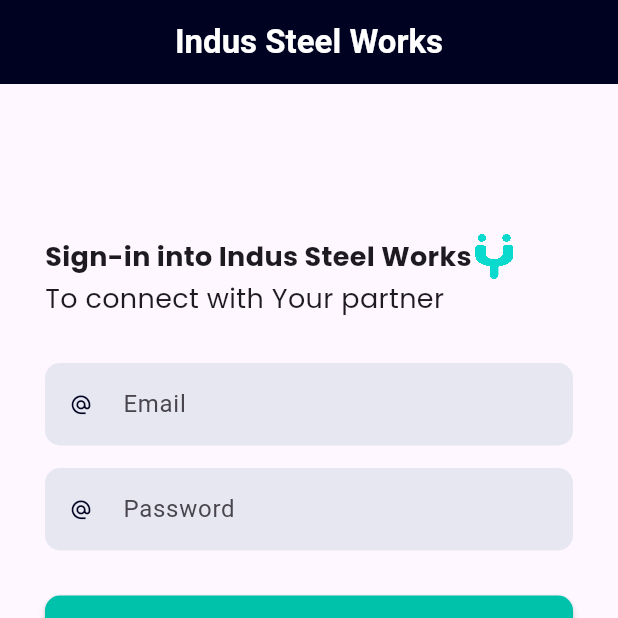
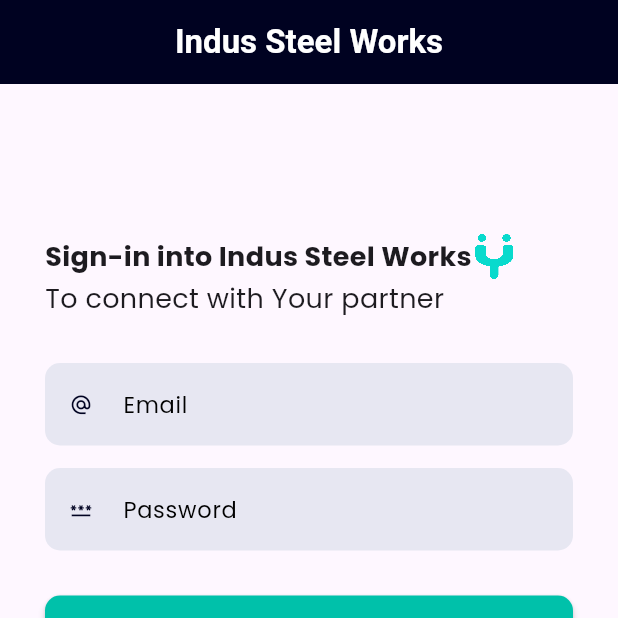
Before and after one commit to wahab-stack/Tyamo-app, a Flutter app: the screen it shows after launch, on a phone screen of 412 x 824 dp, the top half of it. Run offline on Flutter 3.47's test engine with Material 3 defaults, Android fonts, the phone set to English and light mode, and no system bars; our stand-ins replace google_fonts, rounded_loading_button_plus.

Commit message:
Reusable some code

```diff
--- a/lib/Views/Auth/login.dart
+++ b/lib/Views/Auth/login.dart
@@ -1,6 +1,8 @@
 import 'package:flutter/material.dart';
 import 'package:google_fonts/google_fonts.dart';
 import 'package:rounded_loading_button_plus/rounded_loading_button.dart';
+import 'package:tyamo/Views/Widgets/Auth/Auth_heading.dart';
+import 'package:tyamo/Views/Widgets/Auth/Auth_text_field.dart';
 
 void main() {
   runApp(Login());
@@ -33,79 +35,28 @@
         padding: const EdgeInsets.all(30),
         child: Column(
           children: [
-            Column(
-              mainAxisAlignment: MainAxisAlignment.start,
-              crossAxisAlignment: CrossAxisAlignment.start,
-              children: [
-                SizedBox(height: 70),
-                Row(
-                  children: [
-                    Text(
-                      "Sign-in into Indus Steel Works",
-                      style: GoogleFonts.poppins(
-                        fontSize: 18,
-                        fontWeight: FontWeight.bold,
-                      ),
-                    ),
-                    SizedBox(
-                      height: 30,
-                      width: 30,
-                      child: Image.asset(
-                        "assets/images/symbol.png",
-                        filterQuality: FilterQuality.high,
-                      ),
-                    ),
-                  ],
-                ),
-                Text(
-                  "To connect with Your partner",
-                  style: GoogleFonts.poppins(fontSize: 18),
-                ),
-              ],
+            new AuthHeading(
+              maintext: "Sign-in into Indus Steel Works",
+              subtext: "To connect with Your partner",
+              logo: "assets/images/symbol.png",
+              fontsize: 18,
+              logosize: 30,
             ),
             SizedBox(height: 30),
-            TextField(
-              textInputAction: TextInputAction.none,
-              textAlign: TextAlign.start,
+            AuthTextField(
+              size: 15,
+              icon: Icons.alternate_email,
+              keyboardType: TextInputType.emailAddress,
+              labelText: "Email",
               obscureText: false,
-              autofocus: false,
-              style: GoogleFonts.poppins(fontSize: 15),
-              keyboardType: TextInputType.emailAddress,
-              textAlignVertical: TextAlignVertical.center,
-              decoration: InputDecoration(
-                fillColor: Color(0xffE7E7F2),
-                filled: true,
-                prefixIcon: Icon(Icons.alternate_email, size: 15),
-                prefixIconColor: Color(0xff000221),
-                label: Text("Email"),
-                floatingLabelBehavior: FloatingLabelBehavior.never,
-                border: OutlineInputBorder(
-                  borderSide: BorderSide.none,
-                  borderRadius: BorderRadius.circular(10),
-                ),
-              ),
             ),
             SizedBox(height: 15),
-            TextField(
-              textInputAction: TextInputAction.none,
-              textAlign: TextAlign.start,
+            AuthTextField(
+              size: 15,
+              icon: Icons.password,
+              keyboardType: TextInputType.text,
+              labelText: "Password",
               obscureText: true,
-              autofocus: false,
-              style: GoogleFonts.poppins(fontSize: 15),
-              keyboardType: TextInputType.text,
-              textAlignVertical: TextAlignVertical.center,
-              decoration: InputDecoration(
-                fillColor: Color(0xffE7E7F2),
-                filled: true,
-                prefixIcon: Icon(Icons.alternate_email, size: 15),
-                prefixIconColor: Color(0xff000221),
-                label: Text("Password"),
-                floatingLabelBehavior: FloatingLabelBehavior.never,
-                border: OutlineInputBorder(
-                  borderSide: BorderSide.none,
-                  borderRadius: BorderRadius.circular(10),
-                ),
-              ),
             ),
             SizedBox(height: 30),
             RoundedLoadingButton(
--- /dev/null
+++ b/lib/Views/Auth/register.dart
@@ -0,0 +1,12 @@
+import 'package:flutter/material.dart';
+
+class Register extends StatelessWidget {
+  const Register({super.key});
+
+  @override
+  Widget build(BuildContext context) {
+    return Scaffold(
+
+    );
+  }
+}
--- /dev/null
+++ b/lib/Views/Widgets/Auth/Auth_heading.dart
@@ -0,0 +1,52 @@
+import 'package:flutter/material.dart';
+import 'package:google_fonts/google_fonts.dart';
+
+class AuthHeading extends StatelessWidget {
+  final String maintext;
+  final String subtext;
+  final String logo;
+  final double fontsize;
+  final double logosize;
+
+  AuthHeading({
+    required this.maintext,
+    required this.subtext,
+    required this.logo,
+    required this.fontsize,
+    required this.logosize,
+  });
+
+  @override
+  Widget build(BuildContext context) {
+    return Column(
+      mainAxisAlignment: MainAxisAlignment.start,
+      crossAxisAlignment: CrossAxisAlignment.start,
+      children: [
+        SizedBox(height: 70),
+        Row(
+          children: [
+            Text(
+              maintext,
+              style: GoogleFonts.poppins(
+                fontSize: fontsize,
+                fontWeight: FontWeight.bold,
+              ),
+            ),
+            SizedBox(
+              height: logosize,
+              width: logosize,
+              child: Image.asset(
+                "assets/images/symbol.png",
+                filterQuality: FilterQuality.high,
+              ),
+            ),
+          ],
+        ),
+        Text(
+          subtext,
+          style: GoogleFonts.poppins(fontSize: 18),
+        ),
+      ],
+    );
+  }
+}
--- /dev/null
+++ b/lib/Views/Widgets/Auth/Auth_text_field.dart
@@ -0,0 +1,43 @@
+import 'package:flutter/material.dart';
+import 'package:google_fonts/google_fonts.dart';
+
+class AuthTextField extends StatelessWidget {
+  final TextInputType keyboardType;
+  final String labelText;
+  final bool obscureText;
+  final IconData icon;
+  final double size;
+
+  AuthTextField({
+    required this.size,
+    required this.icon,
+    required this.keyboardType,
+    required this.labelText,
+    required this.obscureText,
+  });
+  @override
+  Widget build(BuildContext context) {
+    return TextField(
+      textInputAction: TextInputAction.none,
+      textAlign: TextAlign.start,
+      obscureText: obscureText,
+      autofocus: false,
+      style: GoogleFonts.poppins(fontSize: size),
+      keyboardType: keyboardType,
+      textAlignVertical: TextAlignVertical.center,
+      decoration: InputDecoration(
+        fillColor: Color(0xffE7E7F2),
+        filled: true,
+        prefixIcon: Icon(icon, size: size),
+        prefixIconColor: Color(0xff000221),
+        label: Text(labelText),
+        labelStyle: GoogleFonts.poppins(fontSize: size, color: Colors.black),
+        floatingLabelBehavior: FloatingLabelBehavior.never,
+        border: OutlineInputBorder(
+          borderSide: BorderSide.none,
+          borderRadius: BorderRadius.circular(10),
+        ),
+      ),
+    );
+  }
+}
```
